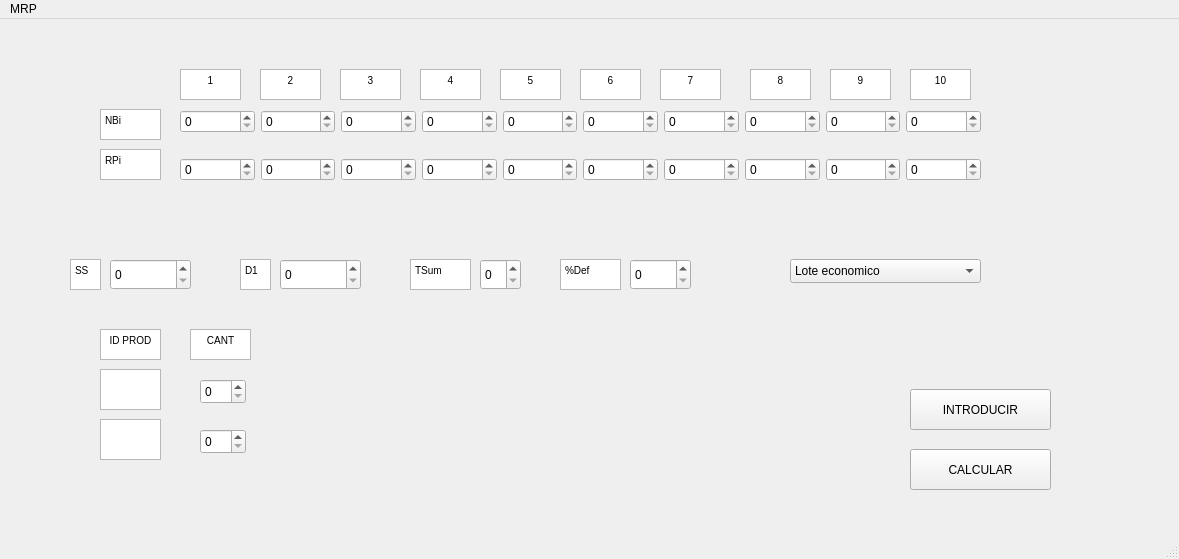
Qt form mainwindow.ui (braick/MRP_calculator) before a commit.
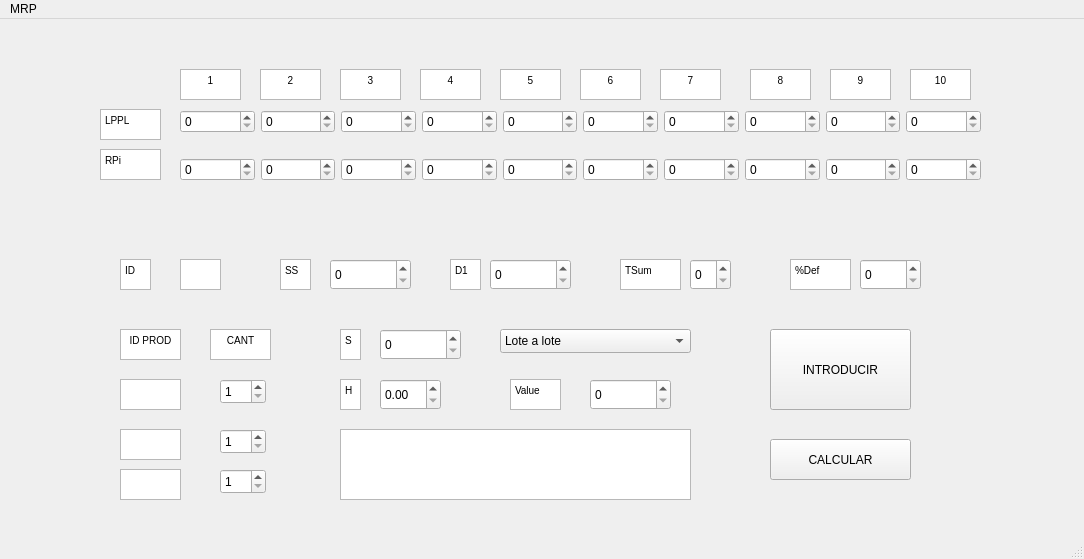
The same form after that commit.

Commit message: -Añadida interfaz grafica para la introduccion de datos.

Diff of the .ui file:
```diff
--- a/mainwindow.ui
+++ b/mainwindow.ui
@@ -6,7 +6,7 @@
    <rect>
     <x>0</x>
     <y>0</y>
-    <width>1179</width>
+    <width>1084</width>
     <height>559</height>
    </rect>
   </property>
@@ -17,7 +17,7 @@
    <widget class="QSpinBox" name="SS">
     <property name="geometry">
      <rect>
-      <x>110</x>
+      <x>330</x>
       <y>240</y>
       <width>81</width>
       <height>31</height>
@@ -30,7 +30,7 @@
    <widget class="QTextBrowser" name="textBrowser">
     <property name="geometry">
      <rect>
-      <x>70</x>
+      <x>280</x>
       <y>240</y>
       <width>31</width>
       <height>31</height>
@@ -47,7 +47,7 @@
    <widget class="QSpinBox" name="D1">
     <property name="geometry">
      <rect>
-      <x>280</x>
+      <x>490</x>
       <y>240</y>
       <width>81</width>
       <height>31</height>
@@ -60,7 +60,7 @@
    <widget class="QTextBrowser" name="textBrowser_2">
     <property name="geometry">
      <rect>
-      <x>240</x>
+      <x>450</x>
       <y>240</y>
       <width>31</width>
       <height>31</height>
@@ -77,7 +77,7 @@
    <widget class="QSpinBox" name="Tsum">
     <property name="geometry">
      <rect>
-      <x>480</x>
+      <x>690</x>
       <y>240</y>
       <width>41</width>
       <height>31</height>
@@ -90,7 +90,7 @@
    <widget class="QTextBrowser" name="textBrowser_3">
     <property name="geometry">
      <rect>
-      <x>410</x>
+      <x>620</x>
       <y>240</y>
       <width>61</width>
       <height>31</height>
@@ -107,7 +107,7 @@
    <widget class="QSpinBox" name="p_def">
     <property name="geometry">
      <rect>
-      <x>630</x>
+      <x>860</x>
       <y>240</y>
       <width>61</width>
       <height>31</height>
@@ -120,34 +120,29 @@
    <widget class="QTextBrowser" name="textBrowser_4">
     <property name="geometry">
      <rect>
-      <x>560</x>
-      <y>240</y>
-      <width>61</width>
-      <height>31</height>
-     </rect>
-    </property>
-    <property name="html">
-     <string>&lt;!DOCTYPE HTML PUBLIC &quot;-//W3C//DTD HTML 4.0//EN&quot; &quot;http://www.w3.org/TR/REC-html40/strict.dtd&quot;&gt;
-&lt;html&gt;&lt;head&gt;&lt;meta name=&quot;qrichtext&quot; content=&quot;1&quot; /&gt;&lt;style type=&quot;text/css&quot;&gt;
-p, li { white-space: pre-wrap; }
-&lt;/style&gt;&lt;/head&gt;&lt;body style=&quot; font-family:'MS Shell Dlg 2'; font-size:7.8pt; font-weight:400; font-style:normal;&quot;&gt;
-&lt;p style=&quot; margin-top:0px; margin-bottom:0px; margin-left:0px; margin-right:0px; -qt-block-indent:0; text-indent:0px;&quot;&gt;%Def&lt;/p&gt;&lt;/body&gt;&lt;/html&gt;</string>
-    </property>
-   </widget>
-   <widget class="QComboBox" name="comboBox">
-    <property name="geometry">
-     <rect>
       <x>790</x>
       <y>240</y>
+      <width>61</width>
+      <height>31</height>
+     </rect>
+    </property>
+    <property name="html">
+     <string>&lt;!DOCTYPE HTML PUBLIC &quot;-//W3C//DTD HTML 4.0//EN&quot; &quot;http://www.w3.org/TR/REC-html40/strict.dtd&quot;&gt;
+&lt;html&gt;&lt;head&gt;&lt;meta name=&quot;qrichtext&quot; content=&quot;1&quot; /&gt;&lt;style type=&quot;text/css&quot;&gt;
+p, li { white-space: pre-wrap; }
+&lt;/style&gt;&lt;/head&gt;&lt;body style=&quot; font-family:'MS Shell Dlg 2'; font-size:7.8pt; font-weight:400; font-style:normal;&quot;&gt;
+&lt;p style=&quot; margin-top:0px; margin-bottom:0px; margin-left:0px; margin-right:0px; -qt-block-indent:0; text-indent:0px;&quot;&gt;%Def&lt;/p&gt;&lt;/body&gt;&lt;/html&gt;</string>
+    </property>
+   </widget>
+   <widget class="QComboBox" name="lot_select">
+    <property name="geometry">
+     <rect>
+      <x>500</x>
+      <y>310</y>
       <width>191</width>
       <height>24</height>
      </rect>
     </property>
-    <item>
-     <property name="text">
-      <string>Lote economico</string>
-     </property>
-    </item>
     <item>
      <property name="text">
       <string>Lote a lote</string>
@@ -162,10 +157,10 @@
    <widget class="QPushButton" name="newP">
     <property name="geometry">
      <rect>
-      <x>910</x>
-      <y>370</y>
+      <x>770</x>
+      <y>310</y>
       <width>141</width>
-      <height>41</height>
+      <height>81</height>
      </rect>
     </property>
     <property name="text">
@@ -175,8 +170,8 @@
    <widget class="QPushButton" name="calculate">
     <property name="geometry">
      <rect>
-      <x>910</x>
-      <y>430</y>
+      <x>770</x>
+      <y>420</y>
       <width>141</width>
       <height>41</height>
      </rect>
@@ -363,7 +358,7 @@
 &lt;html&gt;&lt;head&gt;&lt;meta name=&quot;qrichtext&quot; content=&quot;1&quot; /&gt;&lt;style type=&quot;text/css&quot;&gt;
 p, li { white-space: pre-wrap; }
 &lt;/style&gt;&lt;/head&gt;&lt;body style=&quot; font-family:'MS Shell Dlg 2'; font-size:7.8pt; font-weight:400; font-style:normal;&quot;&gt;
-&lt;p style=&quot; margin-top:0px; margin-bottom:0px; margin-left:0px; margin-right:0px; -qt-block-indent:0; text-indent:0px;&quot;&gt;NBi&lt;/p&gt;&lt;/body&gt;&lt;/html&gt;</string>
+&lt;p style=&quot; margin-top:0px; margin-bottom:0px; margin-left:0px; margin-right:0px; -qt-block-indent:0; text-indent:0px;&quot;&gt;LPPL&lt;/p&gt;&lt;/body&gt;&lt;/html&gt;</string>
     </property>
    </widget>
    <widget class="QTextBrowser" name="textBrowser_6">
@@ -556,7 +551,7 @@
    <widget class="QTextBrowser" name="textBrowser_17">
     <property name="geometry">
      <rect>
-      <x>100</x>
+      <x>120</x>
       <y>310</y>
       <width>61</width>
       <height>31</height>
@@ -573,7 +568,7 @@
    <widget class="QTextBrowser" name="textBrowser_18">
     <property name="geometry">
      <rect>
-      <x>190</x>
+      <x>210</x>
       <y>310</y>
       <width>61</width>
       <height>31</height>
@@ -590,12 +585,15 @@
    <widget class="QSpinBox" name="cant1">
     <property name="geometry">
      <rect>
-      <x>200</x>
+      <x>220</x>
       <y>360</y>
       <width>46</width>
       <height>25</height>
      </rect>
     </property>
+    <property name="minimum">
+     <number>1</number>
+    </property>
     <property name="maximum">
      <number>10</number>
     </property>
@@ -603,34 +601,202 @@
    <widget class="QSpinBox" name="cant2">
     <property name="geometry">
      <rect>
-      <x>200</x>
+      <x>220</x>
       <y>410</y>
       <width>46</width>
       <height>25</height>
      </rect>
     </property>
+    <property name="minimum">
+     <number>1</number>
+    </property>
     <property name="maximum">
      <number>10</number>
     </property>
    </widget>
-   <widget class="QTextEdit" name="idProd1">
+   <widget class="QTextBrowser" name="textBrowser_19">
     <property name="geometry">
      <rect>
-      <x>100</x>
-      <y>350</y>
+      <x>340</x>
+      <y>360</y>
+      <width>21</width>
+      <height>31</height>
+     </rect>
+    </property>
+    <property name="html">
+     <string>&lt;!DOCTYPE HTML PUBLIC &quot;-//W3C//DTD HTML 4.0//EN&quot; &quot;http://www.w3.org/TR/REC-html40/strict.dtd&quot;&gt;
+&lt;html&gt;&lt;head&gt;&lt;meta name=&quot;qrichtext&quot; content=&quot;1&quot; /&gt;&lt;style type=&quot;text/css&quot;&gt;
+p, li { white-space: pre-wrap; }
+&lt;/style&gt;&lt;/head&gt;&lt;body style=&quot; font-family:'MS Shell Dlg 2'; font-size:7.8pt; font-weight:400; font-style:normal;&quot;&gt;
+&lt;p style=&quot; margin-top:0px; margin-bottom:0px; margin-left:0px; margin-right:0px; -qt-block-indent:0; text-indent:0px;&quot;&gt;H&lt;/p&gt;&lt;/body&gt;&lt;/html&gt;</string>
+    </property>
+   </widget>
+   <widget class="QDoubleSpinBox" name="vH">
+    <property name="geometry">
+     <rect>
+      <x>380</x>
+      <y>360</y>
       <width>61</width>
-      <height>41</height>
+      <height>31</height>
      </rect>
     </property>
    </widget>
-   <widget class="QTextEdit" name="idProd2">
+   <widget class="QTextBrowser" name="textBrowser_20">
     <property name="geometry">
      <rect>
-      <x>100</x>
-      <y>400</y>
+      <x>340</x>
+      <y>310</y>
+      <width>21</width>
+      <height>31</height>
+     </rect>
+    </property>
+    <property name="html">
+     <string>&lt;!DOCTYPE HTML PUBLIC &quot;-//W3C//DTD HTML 4.0//EN&quot; &quot;http://www.w3.org/TR/REC-html40/strict.dtd&quot;&gt;
+&lt;html&gt;&lt;head&gt;&lt;meta name=&quot;qrichtext&quot; content=&quot;1&quot; /&gt;&lt;style type=&quot;text/css&quot;&gt;
+p, li { white-space: pre-wrap; }
+&lt;/style&gt;&lt;/head&gt;&lt;body style=&quot; font-family:'MS Shell Dlg 2'; font-size:7.8pt; font-weight:400; font-style:normal;&quot;&gt;
+&lt;p style=&quot; margin-top:0px; margin-bottom:0px; margin-left:0px; margin-right:0px; -qt-block-indent:0; text-indent:0px;&quot;&gt;S&lt;/p&gt;&lt;/body&gt;&lt;/html&gt;</string>
+    </property>
+   </widget>
+   <widget class="QSpinBox" name="v_poliv">
+    <property name="geometry">
+     <rect>
+      <x>590</x>
+      <y>360</y>
+      <width>81</width>
+      <height>31</height>
+     </rect>
+    </property>
+    <property name="maximum">
+     <number>10000</number>
+    </property>
+   </widget>
+   <widget class="QTextBrowser" name="textBrowser_21">
+    <property name="geometry">
+     <rect>
+      <x>510</x>
+      <y>360</y>
+      <width>51</width>
+      <height>31</height>
+     </rect>
+    </property>
+    <property name="html">
+     <string>&lt;!DOCTYPE HTML PUBLIC &quot;-//W3C//DTD HTML 4.0//EN&quot; &quot;http://www.w3.org/TR/REC-html40/strict.dtd&quot;&gt;
+&lt;html&gt;&lt;head&gt;&lt;meta name=&quot;qrichtext&quot; content=&quot;1&quot; /&gt;&lt;style type=&quot;text/css&quot;&gt;
+p, li { white-space: pre-wrap; }
+&lt;/style&gt;&lt;/head&gt;&lt;body style=&quot; font-family:'MS Shell Dlg 2'; font-size:7.8pt; font-weight:400; font-style:normal;&quot;&gt;
+&lt;p style=&quot; margin-top:0px; margin-bottom:0px; margin-left:0px; margin-right:0px; -qt-block-indent:0; text-indent:0px;&quot;&gt;Value&lt;/p&gt;&lt;/body&gt;&lt;/html&gt;</string>
+    </property>
+   </widget>
+   <widget class="QSpinBox" name="vS">
+    <property name="geometry">
+     <rect>
+      <x>380</x>
+      <y>310</y>
+      <width>81</width>
+      <height>31</height>
+     </rect>
+    </property>
+    <property name="maximum">
+     <number>10000</number>
+    </property>
+   </widget>
+   <widget class="QPlainTextEdit" name="id">
+    <property name="geometry">
+     <rect>
+      <x>180</x>
+      <y>240</y>
+      <width>41</width>
+      <height>31</height>
+     </rect>
+    </property>
+   </widget>
+   <widget class="QPlainTextEdit" name="id_dep1">
+    <property name="geometry">
+     <rect>
+      <x>120</x>
+      <y>360</y>
       <width>61</width>
-      <height>41</height>
+      <height>31</height>
      </rect>
+    </property>
+    <property name="plainText">
+     <string/>
+    </property>
+   </widget>
+   <widget class="QPlainTextEdit" name="id_dep2">
+    <property name="geometry">
+     <rect>
+      <x>120</x>
+      <y>410</y>
+      <width>61</width>
+      <height>31</height>
+     </rect>
+    </property>
+   </widget>
+   <widget class="QPlainTextEdit" name="id_dep3">
+    <property name="geometry">
+     <rect>
+      <x>120</x>
+      <y>450</y>
+      <width>61</width>
+      <height>31</height>
+     </rect>
+    </property>
+   </widget>
+   <widget class="QSpinBox" name="cant3">
+    <property name="geometry">
+     <rect>
+      <x>220</x>
+      <y>450</y>
+      <width>46</width>
+      <height>25</height>
+     </rect>
+    </property>
+    <property name="minimum">
+     <number>1</number>
+    </property>
+    <property name="maximum">
+     <number>10</number>
+    </property>
+   </widget>
+   <widget class="QTextBrowser" name="dialog">
+    <property name="geometry">
+     <rect>
+      <x>340</x>
+      <y>410</y>
+      <width>351</width>
+      <height>71</height>
+     </rect>
+    </property>
+    <property name="font">
+     <font>
+      <pointsize>8</pointsize>
+     </font>
+    </property>
+    <property name="html">
+     <string>&lt;!DOCTYPE HTML PUBLIC &quot;-//W3C//DTD HTML 4.0//EN&quot; &quot;http://www.w3.org/TR/REC-html40/strict.dtd&quot;&gt;
+&lt;html&gt;&lt;head&gt;&lt;meta name=&quot;qrichtext&quot; content=&quot;1&quot; /&gt;&lt;style type=&quot;text/css&quot;&gt;
+p, li { white-space: pre-wrap; }
+&lt;/style&gt;&lt;/head&gt;&lt;body style=&quot; font-family:'MS Shell Dlg 2'; font-size:8pt; font-weight:400; font-style:normal;&quot;&gt;
+&lt;p style=&quot;-qt-paragraph-type:empty; margin-top:0px; margin-bottom:0px; margin-left:0px; margin-right:0px; -qt-block-indent:0; text-indent:0px; font-size:7.8pt;&quot;&gt;&lt;br /&gt;&lt;/p&gt;&lt;/body&gt;&lt;/html&gt;</string>
+    </property>
+   </widget>
+   <widget class="QTextBrowser" name="textBrowser_22">
+    <property name="geometry">
+     <rect>
+      <x>120</x>
+      <y>240</y>
+      <width>31</width>
+      <height>31</height>
+     </rect>
+    </property>
+    <property name="html">
+     <string>&lt;!DOCTYPE HTML PUBLIC &quot;-//W3C//DTD HTML 4.0//EN&quot; &quot;http://www.w3.org/TR/REC-html40/strict.dtd&quot;&gt;
+&lt;html&gt;&lt;head&gt;&lt;meta name=&quot;qrichtext&quot; content=&quot;1&quot; /&gt;&lt;style type=&quot;text/css&quot;&gt;
+p, li { white-space: pre-wrap; }
+&lt;/style&gt;&lt;/head&gt;&lt;body style=&quot; font-family:'MS Shell Dlg 2'; font-size:7.8pt; font-weight:400; font-style:normal;&quot;&gt;
+&lt;p style=&quot; margin-top:0px; margin-bottom:0px; margin-left:0px; margin-right:0px; -qt-block-indent:0; text-indent:0px;&quot;&gt;ID&lt;/p&gt;&lt;/body&gt;&lt;/html&gt;</string>
     </property>
    </widget>
   </widget>
@@ -639,7 +805,7 @@
     <rect>
      <x>0</x>
      <y>0</y>
-     <width>1179</width>
+     <width>1084</width>
      <height>25</height>
     </rect>
    </property>
```
Left out of the diff: 15 changed lines with no effect on the pictures. The commit also changes 7 other files.
